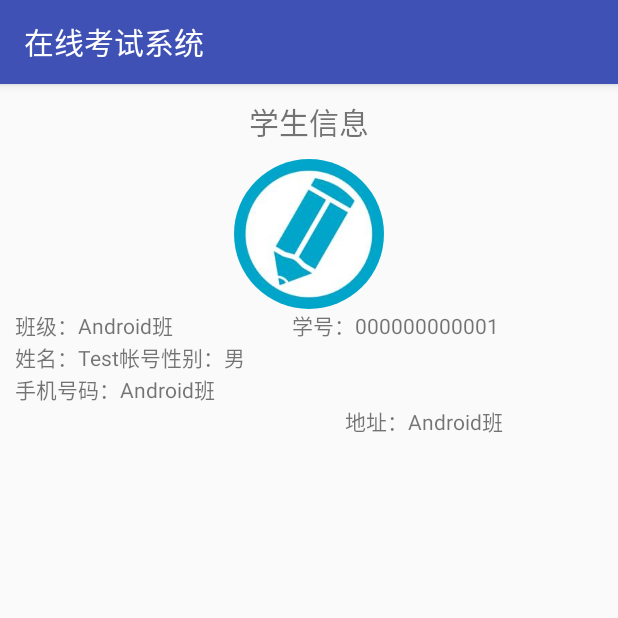
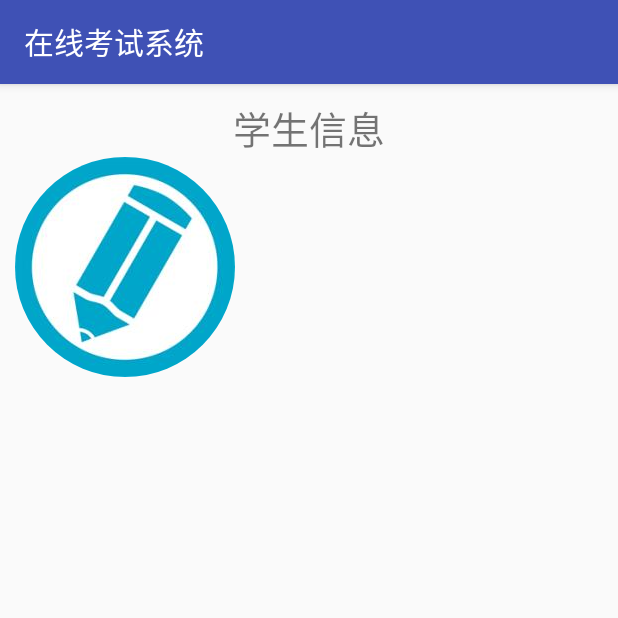
Before and after one commit to RichieYe/ExaminationSystem, an Android app: the MainActivity screen opened directly, with no data from a screen before it, on a phone screen of 412 x 824 dp, the top half of it. Run offline under Robolectric (Android 15) with nearby library versions, the phone set to English and light mode, and no system bars.

Commit message:
更换系统，重新上传

```diff
--- a/app/src/main/res/layout/activity_main.xml
+++ b/app/src/main/res/layout/activity_main.xml
@@ -10,127 +10,35 @@
         android:layout_width="wrap_content"
         android:layout_height="wrap_content"
         android:text="学生信息"
-        android:textSize="20dp"
+        android:textSize="25dp"
         android:layout_marginTop="10dp"
         android:layout_gravity="center_horizontal" />
-
-    <com.richieye.examinationsystemCustomControl.CustomRoundImageView
-        android:layout_width="100dp"
-        android:layout_height="100dp"
-        android:id="@+id/ivMainHead"
-        android:layout_marginTop="10dp"
-        android:layout_gravity="center"
-        android:src="@mipmap/default_head"/>
 
     <LinearLayout
         android:layout_width="match_parent"
         android:layout_height="wrap_content"
         android:orientation="horizontal">
 
-        <TextView
+        <com.richieye.examinationsystemCustomControl.CustomRoundImageView
             android:layout_width="wrap_content"
             android:layout_height="wrap_content"
             android:layout_marginLeft="10dp"
-            android:layout_marginRight="0dp"
-            android:text="班级："/>
+            android:layout_marginRight="10dp"
+            android:id="@+id/ivMainHead"
+            android:layout_gravity="center"
+            android:src="@mipmap/default_head"/>
 
-        <TextView
-            android:layout_width="wrap_content"
+        <TableLayout
+            android:layout_width="match_parent"
             android:layout_height="wrap_content"
-            android:id="@+id/tvMainClass"
-            android:layout_weight="1"
-            android:layout_marginLeft="0dp"
-            android:layout_gravity="fill_horizontal"
-            android:text="Android班"/>
+            android:layout_weight="1">
+            <TableRow>
 
-        <TextView
-            android:layout_width="wrap_content"
-            android:layout_height="wrap_content"
-            android:text="学号："/>
+            </TableRow>
 
-        <TextView
-            android:layout_width="wrap_content"
-            android:layout_height="wrap_content"
-            android:id="@+id/tvMainNo"
-            android:layout_weight="1"
-            android:text="000000000001"/>
+        </TableLayout>
 
     </LinearLayout>
 
-    <LinearLayout
-        android:layout_width="match_parent"
-        android:layout_height="wrap_content"
-        android:orientation="horizontal">
-
-        <TextView
-            android:layout_width="wrap_content"
-            android:layout_height="wrap_content"
-            android:layout_marginLeft="10dp"
-            android:text="姓名："/>
-
-        <TextView
-            android:layout_width="wrap_content"
-            android:layout_height="wrap_content"
-            android:id="@+id/tvMainName"
-            android:layout_columnWeight="3"
-            android:text="Test帐号"/>
-
-        <TextView
-            android:layout_width="wrap_content"
-            android:layout_height="wrap_content"
-            android:text="性别："/>
-
-        <TextView
-            android:layout_width="wrap_content"
-            android:layout_height="wrap_content"
-            android:id="@+id/tvMainGender"
-            android:layout_columnWeight="3"
-            android:text="男"/>
-
-
-    </LinearLayout>
-
-    <GridLayout
-        android:layout_width="match_parent"
-        android:layout_height="wrap_content"
-        android:columnCount="4"
-        android:rowCount="4"
-        >
-
-
-
-
-
-
-        <TextView
-            android:layout_width="wrap_content"
-            android:layout_height="wrap_content"
-            android:layout_marginLeft="10dp"
-            android:layout_row="2"
-            android:text="手机号码："/>
-
-        <TextView
-            android:layout_width="wrap_content"
-            android:layout_height="wrap_content"
-            android:id="@+id/tvMainPhone"
-            android:layout_columnWeight="3"
-            android:text="Android班"/>
-
-        <TextView
-            android:layout_width="wrap_content"
-            android:layout_height="wrap_content"
-            android:layout_marginLeft="10dp"
-            android:layout_row="3"
-            android:text="地址："/>
-
-        <TextView
-            android:layout_width="wrap_content"
-            android:layout_height="wrap_content"
-            android:id="@+id/tvMainAddress"
-            android:layout_columnWeight="3"
-            android:layout_row="3"
-            android:text="Android班"/>
-
-    </GridLayout>
 
 </LinearLayout>
```
